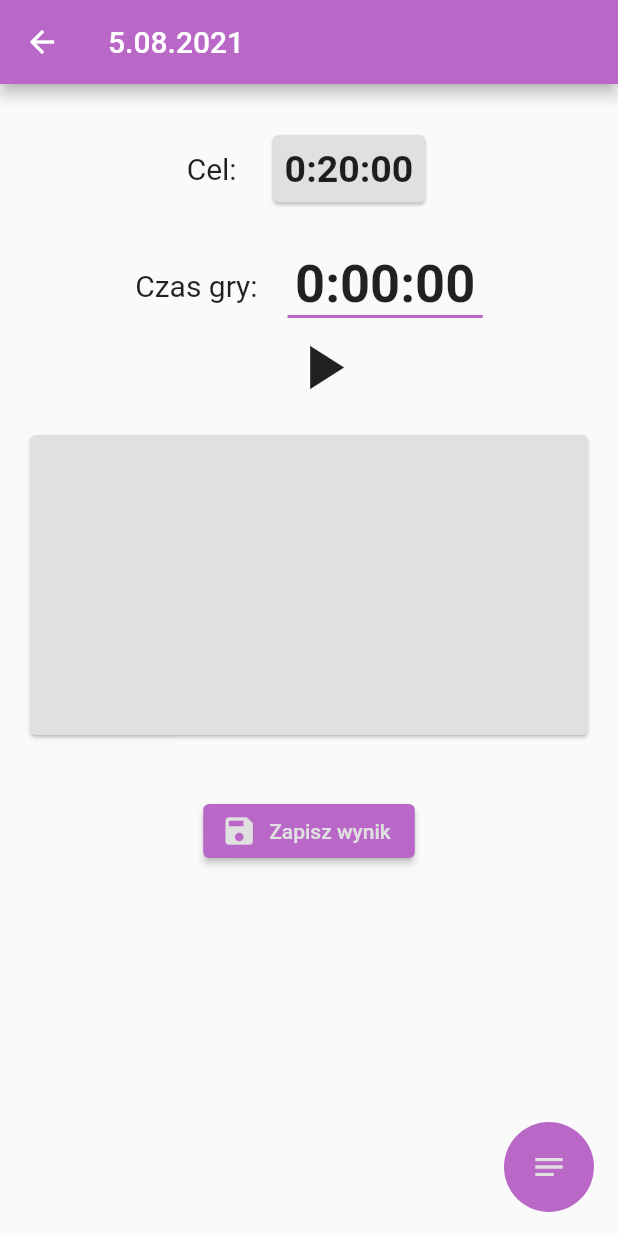
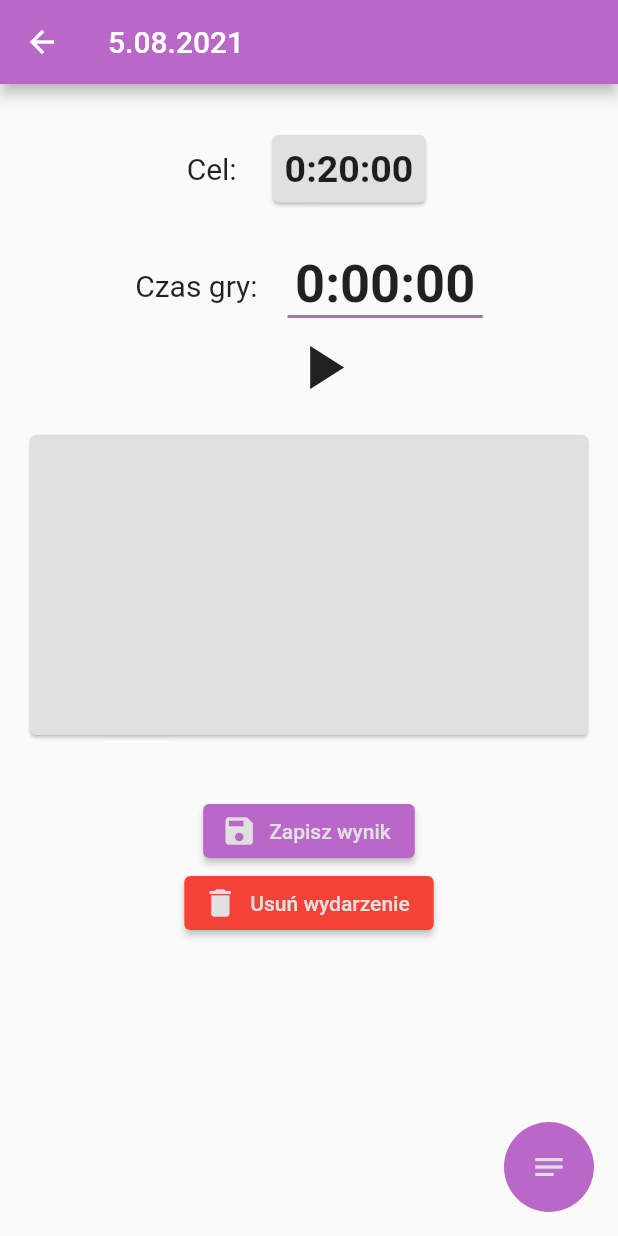
Before and after one commit to Michal-Szkoda-91/music_callendar, a Flutter app: the screen it shows after launch, after a tap on "Rozpocznij Grę", on a phone screen of 412 x 824 dp. Run offline on Flutter 3.47's test engine with Material 2 defaults, Android fonts, the phone set to English and light mode, and no system bars; our stand-ins replace community_material_icon, sqflite, table_calendar; accounts and stored records are empty.

Commit message:
dodano funkcje usuwania zdarzen

```diff
--- a/lib/databaseHelper/databaseHelper.dart
+++ b/lib/databaseHelper/databaseHelper.dart
@@ -37,4 +37,9 @@ class DatabaseHelper {
     final db = await DatabaseHelper.database();
     return db.query(musicEventTABLE);
   }
+
+  Future<void> deleteEvent(String id) async {
+    final db = await DatabaseHelper.database();
+    db.delete(musicEventTABLE, where: "id = ?", whereArgs: [id]);
+  }
 }
--- a/lib/globalMethods/global_methods.dart
+++ b/lib/globalMethods/global_methods.dart
@@ -3,11 +3,29 @@ import 'package:flutter/cupertino.dart';
 import 'package:flutter/material.dart';
 
 class GlobalMethods {
+  //methods which is setting a color and face icon depends on play time and targetTime proporcion
   Face setFace({required int targetTime, required int playTime}) {
+    double proporcion = targetTime / playTime;
     Face face = Face(
-      color: Colors.green,
+      color: Colors.red,
       icon: CommunityMaterialIcons.emoticon,
     );
+    if (proporcion > 3.3) {
+      face = Face(
+        color: Colors.red,
+        icon: CommunityMaterialIcons.emoticon_sad,
+      );
+    } else if (proporcion <= 3.3 && proporcion >= 1.2) {
+      face = Face(
+        color: Colors.orange,
+        icon: CommunityMaterialIcons.emoticon_neutral,
+      );
+    } else {
+      face = Face(
+        color: Colors.green,
+        icon: CommunityMaterialIcons.emoticon,
+      );
+    }
     return face;
   }
 }
--- a/lib/models/music_day_event.dart
+++ b/lib/models/music_day_event.dart
@@ -30,7 +30,11 @@ class MusicEvents with ChangeNotifier {
   }
 
   MusicEvent findById(String id) {
-    return _items.firstWhere((element) => element.id == id);
+    MusicEvent event = MusicEvent(id: '', playTime: 0, targetTime: 0, note: '');
+    try {
+      event = _items.firstWhere((element) => element.id == id);
+    } catch (e) {}
+    return event;
   }
 
   Future<void> fetchAndSetEvents() async {
@@ -59,4 +63,15 @@ class MusicEvents with ChangeNotifier {
     }
     notifyListeners();
   }
+
+  void deleteEvent(String id) {
+    int index = 0;
+    _items.forEach((element) {
+      if (element.id == id) {
+        index = _items.indexWhere((element) => element.id == id);
+      }
+    });
+    _items.removeAt(index);
+    notifyListeners();
+  }
 }
--- a/lib/screens/music_event_adding_screen.dart
+++ b/lib/screens/music_event_adding_screen.dart
@@ -1,9 +1,11 @@
 import 'package:flutter/material.dart';
 import 'package:intl/intl.dart';
-import 'package:music_callendar/databaseHelper/databaseHelper.dart';
-import 'package:music_callendar/models/music_day_event.dart';
 import 'package:provider/provider.dart';
 
+import '../databaseHelper/databaseHelper.dart';
+import '../models/music_day_event.dart';
+import '../widgets/delete_button.dart';
+import '../widgets/save_button.dart';
 import '../models/music_day_provider.dart';
 import '../widgets/target_time_row.dart';
 import '../widgets/note_floating_act_bar.dart';
@@ -33,6 +35,11 @@ class _MusicEventAddingScreenState extends State<MusicEventAddingScreen> {
   Widget build(BuildContext context) {
     Provider.of<MusicProvider>(context, listen: false).setDate(_appBarDate);
     return SafeArea(
+      child: WillPopScope(
+        onWillPop: () async {
+          _showExitQuestion(context);
+          return true;
+        },
         child: Scaffold(
           appBar: AppBar(
             leading: IconButton(
@@ -73,27 +80,14 @@ class _MusicEventAddingScreenState extends State<MusicEventAddingScreen> {
                 SizedBox(
                   height: 40,
                 ),
-              ElevatedButton.icon(
-                style: ButtonStyle(
-                  foregroundColor: MaterialStateProperty.all<Color>(
-                    Theme.of(context).primaryColor,
-                  ),
-                  backgroundColor: MaterialStateProperty.all<Color>(
-                    Theme.of(context).accentColor,
-                  ),
-                ),
-                onPressed: () {
-                  _saveResult();
-                  Navigator.of(context).pop();
-                },
-                icon: Icon(Icons.save),
-                label: Text("Zapisz wynik"),
-              ),
+                SaveButton(function: _saveResult),
+                DeleteButton(id: _appBarDate, previousContext: context),
               ],
             ),
           ),
           floatingActionButton: NoteFloatingBar(
             initnote: widget.musicEvent.note,
+          ),
         ),
       ),
     );
--- a/lib/widgets/buidler_callendar_container.dart
+++ b/lib/widgets/buidler_callendar_container.dart
@@ -43,7 +43,9 @@ class BuilderCallendarContainer extends StatelessWidget {
               ),
             ),
           ),
+          Spacer(),
           child,
+          Spacer(),
         ],
       ),
     );
--- /dev/null
+++ b/lib/widgets/delete_button.dart
@@ -0,0 +1,96 @@
+import 'package:flutter/material.dart';
+import 'package:music_callendar/databaseHelper/databaseHelper.dart';
+import 'package:music_callendar/models/music_day_event.dart';
+import 'package:music_callendar/models/music_day_provider.dart';
+import 'package:provider/provider.dart';
+
+class DeleteButton extends StatefulWidget {
+  final String id;
+  final BuildContext previousContext;
+  const DeleteButton({
+    Key? key,
+    required this.id,
+    required this.previousContext,
+  }) : super(key: key);
+
+  @override
+  _DeleteButtonState createState() => _DeleteButtonState();
+}
+
+class _DeleteButtonState extends State<DeleteButton> {
+  DatabaseHelper helper = DatabaseHelper();
+
+  @override
+  Widget build(BuildContext context) {
+    return ElevatedButton.icon(
+      style: ButtonStyle(
+        foregroundColor: MaterialStateProperty.all<Color>(
+          Theme.of(context).primaryColor,
+        ),
+        backgroundColor: MaterialStateProperty.all<Color>(
+          Colors.red,
+        ),
+      ),
+      onPressed: () {
+        _deleteEvent(widget.previousContext);
+        // Navigator.of(context).pop();
+      },
+      icon: Icon(Icons.delete),
+      label: Text("Usuń wydarzenie"),
+    );
+  }
+
+  void _deleteEvent(BuildContext previousContext) {
+    showDialog(
+        context: previousContext,
+        builder: (ctx) {
+          return SimpleDialog(
+            backgroundColor: Theme.of(context).backgroundColor,
+            children: [
+              Text(
+                'Czy napewno chesz usunąć wydarzenie?',
+                textAlign: TextAlign.center,
+              ),
+              Row(
+                mainAxisAlignment: MainAxisAlignment.end,
+                children: [
+                  TextButton(
+                    onPressed: () {
+                      Navigator.of(ctx).pop();
+                    },
+                    child: Text(
+                      "Anuluj",
+                      style: TextStyle(
+                        color: Theme.of(context).accentColor,
+                        fontSize: 18,
+                      ),
+                    ),
+                  ),
+                  TextButton(
+                    onPressed: () {
+                      var data =
+                          Provider.of<MusicProvider>(context, listen: false);
+                      helper.deleteEvent(data.temporaryMusicEvent.id).then(
+                        (value) {
+                          Provider.of<MusicEvents>(context, listen: false)
+                              .deleteEvent(data.temporaryMusicEvent.id);
+                        },
+                      );
+                      Navigator.of(previousContext).pop();
+                      Navigator.of(ctx).pop();
+                    },
+                    child: Text(
+                      "Usuń",
+                      style: TextStyle(
+                        color: Colors.red,
+                        fontSize: 18,
+                      ),
+                    ),
+                  ),
+                ],
+              )
+            ],
+          );
+        });
+  }
+}
--- a/lib/widgets/note_floating_act_bar.dart
+++ b/lib/widgets/note_floating_act_bar.dart
@@ -19,6 +19,9 @@ class _NoteFloatingBarState extends State<NoteFloatingBar> {
   void initState() {
     note = widget.initnote;
     _noteControler.text = note;
+    Provider.of<MusicProvider>(context, listen: false).setNote(
+      note,
+    );
     super.initState();
   }
 
--- /dev/null
+++ b/lib/widgets/save_button.dart
@@ -0,0 +1,26 @@
+import 'package:flutter/material.dart';
+
+class SaveButton extends StatelessWidget {
+  final Function function;
+  const SaveButton({Key? key, required this.function}) : super(key: key);
+
+  @override
+  Widget build(BuildContext context) {
+    return ElevatedButton.icon(
+      style: ButtonStyle(
+        foregroundColor: MaterialStateProperty.all<Color>(
+          Theme.of(context).primaryColor,
+        ),
+        backgroundColor: MaterialStateProperty.all<Color>(
+          Theme.of(context).accentColor,
+        ),
+      ),
+      onPressed: () {
+        function();
+        Navigator.of(context).pop();
+      },
+      icon: Icon(Icons.save),
+      label: Text("Zapisz wynik"),
+    );
+  }
+}
--- a/lib/widgets/table_callendar.dart
+++ b/lib/widgets/table_callendar.dart
@@ -43,6 +43,7 @@ class _CustomTableCalendarState extends State<CustomTableCalendar> {
 
   @override
   Widget build(BuildContext context) {
+    final data = Provider.of<MusicEvents>(context, listen: false);
     return SingleChildScrollView(
       child: Column(
         mainAxisAlignment: MainAxisAlignment.start,
@@ -105,14 +106,15 @@ class _CustomTableCalendarState extends State<CustomTableCalendar> {
                 ? Padding(
                     padding: const EdgeInsets.only(top: 25),
                     child: AddingEventButton(
-                      dateTime: _selectedDay,
+                      dateTime: _focusedDay,
                     ),
                   )
                 : Padding(
                     padding: const EdgeInsets.only(top: 25),
                     child: InfoEventCard(
                       dateTime: _focusedDay,
-                      musicEvent: event,
+                      musicEvent: data.findById(
+                          DateFormat.yMd('pl_PL').format(_selectedDay)),
                     ),
                   ),
           ),
```
Also changed, not shown: lib/widgets/info_event_card.dart (+20 -5 lines). Lines whose indentation alone changed are shown as unchanged.
